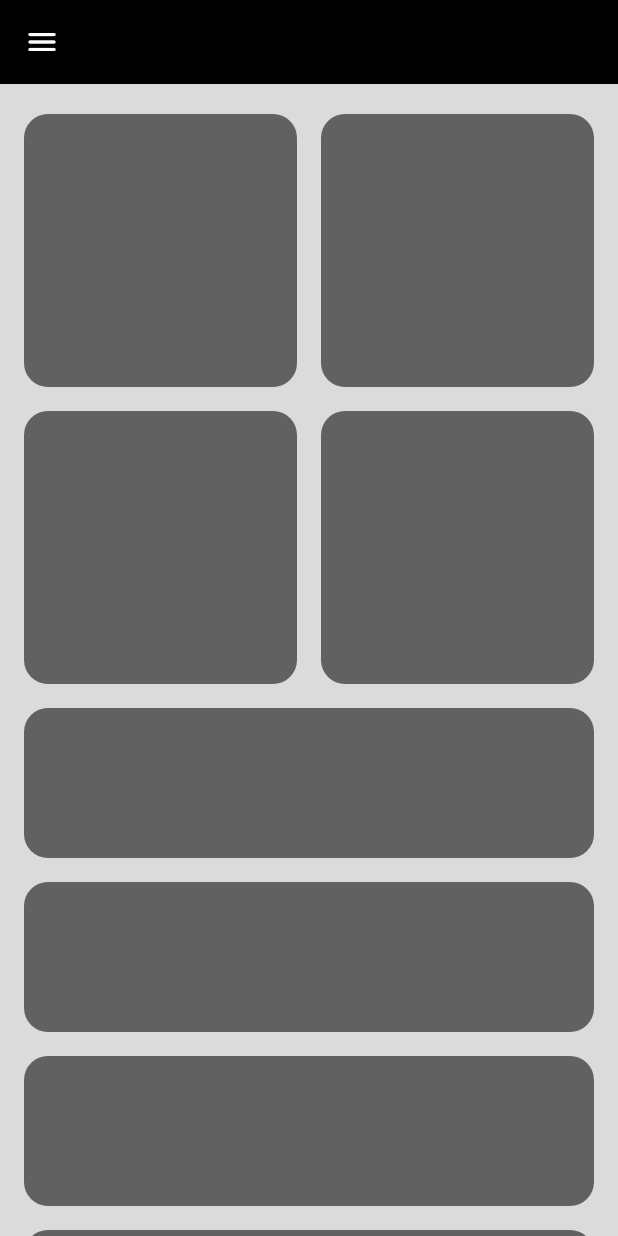
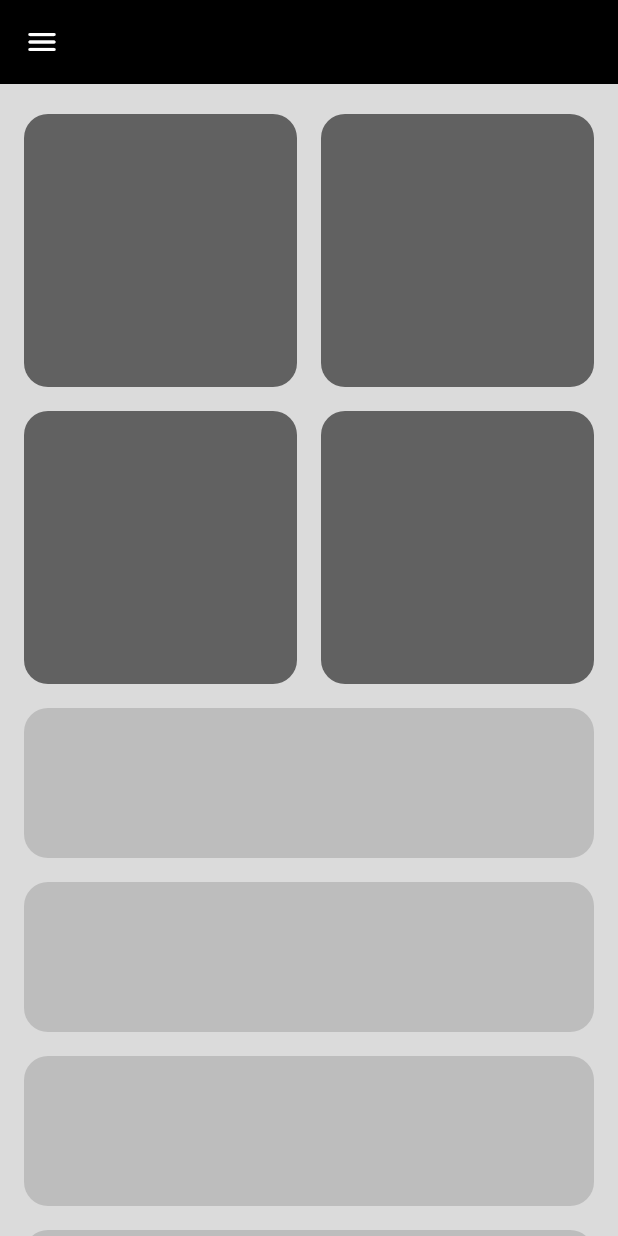
Before and after one commit to A7medMajed16/adaptative-layout-practice-, a Flutter app: the screen it shows after launch, on a phone screen of 412 x 824 dp. Run offline on Flutter 3.47's test engine with Material 3 defaults, Android fonts, the phone set to English and light mode, and no system bars.

Commit message:
"Updated CustomList item count to 50, changed CustomSliverListViewItem background color to grey[400], and updated HomeViewBody layout based on screen size"
This commit includes the following changes:

* In `lib/views/widgets/custom_list.dart`, the `itemCount` property of `ListView.builder` in `CustomList` has been updated from 10 to 50.
* In `lib/views/widgets/custom_sliver_list_view_item.dart`, the background color of `CustomSliverListViewItem` has been changed from grey[700] to grey[400].
* In `lib/views/widgets/home_view_body.dart`, the layout of `HomeViewBody` has been updated based on the screen size. If the screen width is less than 600 pixels, the `MobileLayout` is displayed. If the screen width is less than 900 pixels and greater than or equal to 600 pixels, the `TabletLayout` is displayed. If the screen width is greater than or equal to 900 pixels, the `DeskTopLayout` is displayed. Previously, the `MobileLayout` was displayed for all screen sizes.

```diff
--- a/lib/views/widgets/custom_list.dart
+++ b/lib/views/widgets/custom_list.dart
@@ -10,7 +10,7 @@ class CustomList extends StatelessWidget {
       child: SizedBox(
         height: 100,
         child: ListView.builder(
-          itemCount: 10,
+          itemCount: 50,
           scrollDirection: Axis.horizontal,
           itemBuilder: (context, index) => const AspectRatio(
             aspectRatio: 1,
--- a/lib/views/widgets/custom_sliver_list_view_item.dart
+++ b/lib/views/widgets/custom_sliver_list_view_item.dart
@@ -20,7 +20,7 @@ class CustomSliverListViewItem extends StatelessWidget {
       /// The container has a grey background color.
       decoration: BoxDecoration(
         /// The color of the container is set to grey with a shade of 700.
-        color: Colors.grey[700],
+        color: Colors.grey[400],
 
         /// The container has a border radius of 16.
         borderRadius: BorderRadius.circular(16),
--- a/lib/views/widgets/home_view_body.dart
+++ b/lib/views/widgets/home_view_body.dart
@@ -1,3 +1,4 @@
+import 'package:adaptaive_layout_practice/views/widgets/desktop_layout.dart';
 import 'package:adaptaive_layout_practice/views/widgets/mobile_layout.dart';
 import 'package:adaptaive_layout_practice/views/widgets/tablet_layout.dart';
 import 'package:flutter/cupertino.dart';
@@ -12,10 +13,12 @@ class HomeViewBody extends StatelessWidget {
     return Padding(
       padding: const EdgeInsets.symmetric(horizontal: 16),
       child: LayoutBuilder(builder: (context, constraint) {
-        if (constraint.maxWidth > 600) {
+        if (constraint.maxWidth < 600) {
+          return const MobileLayout();
+        } else if (constraint.maxWidth < 900) {
           return const TabletLayout();
         } else {
-          return const MobileLayout();
+          return const DeskTopLayout();
         }
       }),
     );
```
Also changed, not shown: lib/views/widgets/desktop_custom_widget.dart (added, +26 -0 lines), lib/views/widgets/desktop_layout.dart (added, +40 -0 lines).
